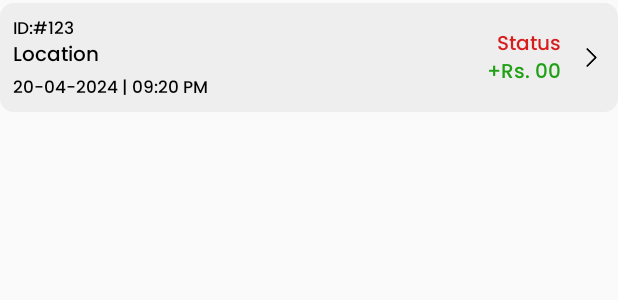
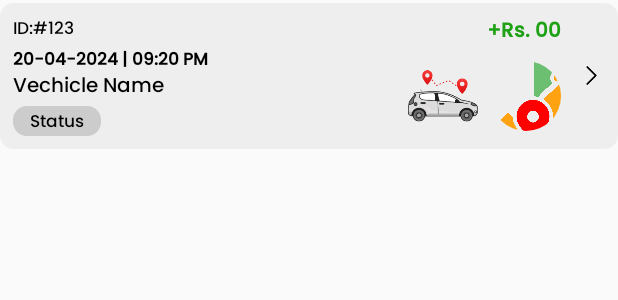
Before and after one commit to binplus-android/JhansiCabBooking, an Android app: the layout row_booking_history.xml on its own in the app's theme, with its tools: preview values and no code run, on a phone screen of 412 x 824 dp. Shown: the top 300 px of the screen. Run offline under Robolectric (Android 15) with nearby library versions, the phone set to English and light mode, and no system bars; network calls fail.

Commit message:
History-working

```diff
--- a/app/src/main/java/com/cabbooking/fragement/HomeFragment.java
+++ b/app/src/main/java/com/cabbooking/fragement/HomeFragment.java
@@ -249,12 +249,12 @@ public class HomeFragment extends Fragment implements View.OnClickListener {
         } else if (v.getId() == R.id.lin_local) {
             sessionManagment.setValue(KEY_TYPE,"0");
             changeBackground(binding.linLocal, binding.linOutstation);
-            commonDestination();
+            //commonDestination();
             commonVisibleAds();
         } else if (v.getId() == R.id.lin_outstation) {
             sessionManagment.setValue(KEY_TYPE,"1");
             changeBackground(binding.linOutstation, binding.linLocal);
-            commonDestination();
+           // commonDestination();
             commonVisibleAds();
         }
     }
--- a/app/src/main/java/com/cabbooking/fragement/PaymentFragment.java
+++ b/app/src/main/java/com/cabbooking/fragement/PaymentFragment.java
@@ -115,7 +115,8 @@ public class PaymentFragment extends Fragment {
                     RadioButton selectedRadio = binding.getRoot().findViewById(selectedId);
                     String selectedText = selectedRadio.getText().toString();
                     String paymentStatus="";
-                    if(selectedText.equalsIgnoreCase("cash")){
+                    if(selectedText.equalsIgnoreCase("cash")||
+                    selectedText.equalsIgnoreCase("wallet")){
                         paymentStatus="Success";
                     }
                     else{
--- a/app/src/main/java/com/cabbooking/fragement/WalletHistoryFragment.java
+++ b/app/src/main/java/com/cabbooking/fragement/WalletHistoryFragment.java
@@ -111,14 +111,14 @@ public class WalletHistoryFragment extends Fragment {
 
 
     private void callCommonClick(TextView tvblack, TextView tv2) {
-        tvblack.setTextColor (getActivity().getColor(R.color.black));
+        tvblack.setTextColor (getActivity().getColor(R.color.colorAccent));
         tv2.setTextColor (getActivity().getColor(R.color.gray));
 
         // initWalletList(tvblack.getText ().toString ());
     }
 
     private void callViewlineClick(View vblack, View v2) {
-        vblack.setBackgroundColor (getActivity().getColor(R.color.colorPrimary));
+        vblack.setBackgroundColor (getActivity().getColor(R.color.colorAccent));
         vblack.setVisibility (View.VISIBLE);
         v2.setVisibility (View.GONE);
     }
--- a/app/src/main/java/com/cabbooking/utils/Common.java
+++ b/app/src/main/java/com/cabbooking/utils/Common.java
@@ -141,10 +141,11 @@ public class Common {
         unSubscribeToTopic();
         sessionManagment.logout(activity);
     }
-    public void callCancleRide(Activity activity,String userId,String tripId,Dialog dialog) {
+    public void callCancleRide(String reason,Activity activity,String userId,String tripId,Dialog dialog) {
         JsonObject object=new JsonObject();
         object.addProperty("userId",userId);
         object.addProperty("tripId",tripId);
+        object.addProperty("cancelReason","My Reason here");
         repository.cancleRide(object, new ResponseService() {
             @Override
             public void onResponse(Object data) {
@@ -210,6 +211,7 @@ public class Common {
         Button btn_no,btn_yes;
         btn_yes=dialog.findViewById (R.id.btn_yes);
         btn_no=dialog.findViewById (R.id.btn_no);
+        String reason="";
 
         btn_no.setOnClickListener (new View.OnClickListener ( ) {
             @Override
@@ -222,7 +224,7 @@ public class Common {
             @Override
             public void onClick(View v) {
 //                dialog.dismiss();
-                callCancleRide(activity,sessionManagment.getUserDetails().get(KEY_ID),tripId,dialog);
+                callCancleRide(reason,activity,sessionManagment.getUserDetails().get(KEY_ID),tripId,dialog);
             }
         });
         dialog.setCanceledOnTouchOutside (false);
--- a/app/src/main/res/layout/fragment_enquiry.xml
+++ b/app/src/main/res/layout/fragment_enquiry.xml
@@ -17,6 +17,7 @@
                 android:layout_height="match_parent">
                 <TextView
                     android:textAlignment="center"
+
                     style="@style/MyTextview_semibold"
                     android:textSize="@dimen/space_8"
                     android:text="Enquire About Our Services"
--- a/app/src/main/res/layout/fragment_wallet_history.xml
+++ b/app/src/main/res/layout/fragment_wallet_history.xml
@@ -30,7 +30,7 @@
 
                     <TextView
                         android:layout_centerInParent="true"
-                        android:textColor="@color/gray"
+                        android:textColor="@color/colorAccent"
                         style="@style/TextViewSemBold"
                         android:id="@+id/tvReferral"
                         android:layout_width="wrap_content"
@@ -47,7 +47,7 @@
                         android:layout_height="1pt"
                         android:layout_marginHorizontal="2pt"
                         android:gravity="center"
-                        android:background="@color/gray"
+                        android:background="@color/colorAccent"
                         />
                 </RelativeLayout>
                 <View
--- a/app/src/main/res/layout/row_booking_history.xml
+++ b/app/src/main/res/layout/row_booking_history.xml
@@ -21,15 +21,40 @@
                 android:layout_width="match_parent"
                 android:layout_height="wrap_content"/>
             <TextView
-                android:id="@+id/tv_msg"
-                android:text="Location"
+                android:layout_marginTop="@dimen/space_2"
+                android:textStyle="bold"
+                android:textSize="@dimen/space_5"
+                android:text="20-04-2024 | 09:20 PM"
                 android:layout_width="match_parent"
                 android:layout_height="wrap_content"/>
             <TextView
+                android:text="Vechicle Name"
+                android:layout_width="match_parent"
+                android:layout_height="wrap_content"/>
+<!--            <TextView-->
+<!--                android:textSize="@dimen/space_5"-->
+<!--                android:textColor="@color/dark_grey"-->
+<!--                android:text="Pickup"-->
+<!--                android:layout_width="match_parent"-->
+<!--                android:layout_height="wrap_content"/>-->
+
+<!--            <TextView-->
+<!--                android:textSize="@dimen/space_5"-->
+<!--                android:id="@+id/tv_msg"-->
+<!--                android:text="Destination"-->
+<!--                android:textColor="@color/dark_grey"-->
+<!--                android:layout_width="match_parent"-->
+<!--                android:layout_height="wrap_content"/>-->
+            <TextView
                 android:layout_marginTop="@dimen/space_2"
+                android:background="@drawable/bg_button"
+                android:textColor="@color/black"
                 android:textSize="@dimen/space_5"
-                android:text="20-04-2024 | 09:20 PM"
-                android:layout_width="match_parent"
+                android:text="Status"
+                android:backgroundTint="@color/grey_20"
+                android:paddingHorizontal="@dimen/space_5"
+                android:paddingVertical="@dimen/space_1"
+                android:layout_width="wrap_content"
                 android:layout_height="wrap_content"/>
 
         </LinearLayout>
@@ -38,20 +63,36 @@
             android:orientation="vertical"
             android:layout_width="0dp"
             android:layout_weight=".8"
-            android:layout_gravity="center"
+
             android:layout_height="wrap_content">
-            <TextView
-                android:textColor="@color/red_600"
-                android:textAlignment="textEnd"
-                android:text="Status"
-                android:layout_width="match_parent"
-                android:layout_height="wrap_content"/>
+
             <TextView
                 android:textColor="@color/green_500"
                 android:textAlignment="textEnd"
                 android:text="+Rs. 00"
+                android:textStyle="bold"
                 android:layout_width="match_parent"
                 android:layout_height="wrap_content"/>
+            <LinearLayout
+                android:layout_marginTop="@dimen/space_5"
+                android:layout_gravity="end"
+                android:gravity="end"
+                android:orientation="horizontal"
+                android:layout_width="match_parent"
+                android:layout_height="wrap_content">
+                <ImageView
+                    android:layout_gravity="center_vertical"
+                    android:src="@drawable/ic_local"
+                    android:layout_width="@dimen/space_21"
+                    android:layout_height="@dimen/space_21"/>
+                <de.hdodenhof.circleimageview.CircleImageView
+                    android:layout_marginLeft="@dimen/space_4"
+                    android:layout_gravity="center_vertical"
+                    android:src="@drawable/logo"
+                    android:layout_width="@dimen/space_21"
+                    android:layout_height="@dimen/space_21"/>
+            </LinearLayout>
+
         </LinearLayout>
         <ImageView
             android:layout_gravity="center"
--- a/app/src/main/res/values/strings.xml
+++ b/app/src/main/res/values/strings.xml
@@ -53,6 +53,7 @@
     <string name="Credit_Card">Credit Card</string>
     <string name="Debit_Card">Debit Card</string>
     <string name="cash">Cash</string>
+    <string name="wallet">Wallet</string>
     <string name="booking_date">Booking date : </string>
     <string name="return_date">Return date : </string>
     <string name="otp">OTP :</string>
```
Also changed, not shown: app/src/main/java/com/cabbooking/activity/MapActivity.java (+3 -5 lines), app/src/main/res/layout/fragment_payment.xml (+9 -0 lines).
